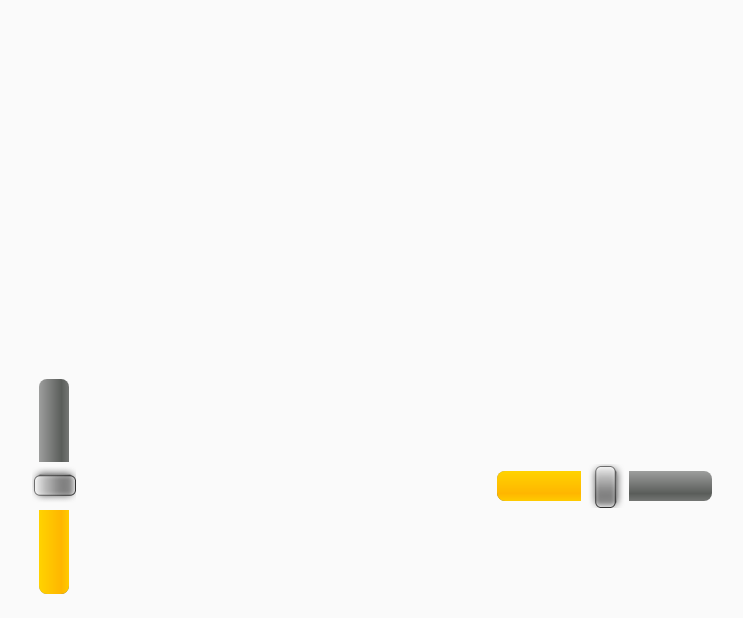
After one commit to Nyczuu/tank-controller, an Android app: the driverView screen opened directly, with no data from a screen before it, on a phone screen of 824 x 412 dp (held sideways). The commit adds this screen. Shown: the whole screen, without its empty margins (215-958 px from the left). Run offline under Robolectric (Android 15) with nearby library versions, the phone set to English and light mode, and no system bars.

Commit message:
Splits application into views Provides draft of driver view

```diff
--- /dev/null
+++ b/app/src/main/java/com/example/tank_controller/driverView.kt
@@ -0,0 +1,12 @@
+package com.example.tank_controller
+
+import androidx.appcompat.app.AppCompatActivity
+import android.os.Bundle
+
+class driverView : AppCompatActivity() {
+
+    override fun onCreate(savedInstanceState: Bundle?) {
+        super.onCreate(savedInstanceState)
+        setContentView(R.layout.activity_driver_view)
+    }
+}
--- /dev/null
+++ b/app/src/main/res/layout/activity_driver_view.xml
@@ -0,0 +1,43 @@
+<?xml version="1.0" encoding="utf-8"?>
+<LinearLayout xmlns:android="http://schemas.android.com/apk/res/android"
+    xmlns:app="http://schemas.android.com/apk/res-auto"
+    xmlns:tools="http://schemas.android.com/tools"
+    android:layout_width="match_parent"
+    android:layout_height="match_parent"
+    tools:context=".driverView">
+
+    <androidx.constraintlayout.widget.ConstraintLayout
+        android:layout_width="359dp"
+        android:layout_height="match_parent">
+
+        <SeekBar
+            android:id="@+id/moveForwardBackward"
+            style="@android:style/Widget.SeekBar"
+            android:layout_width="175dp"
+            android:layout_height="175dp"
+            android:max="100"
+            android:progress="50"
+            android:rotation="270"
+            app:layout_constraintBottom_toBottomOf="parent"
+            app:layout_constraintEnd_toEndOf="parent"
+            app:layout_constraintStart_toStartOf="parent" />
+    </androidx.constraintlayout.widget.ConstraintLayout>
+
+    <androidx.constraintlayout.widget.ConstraintLayout
+        android:layout_width="374dp"
+        android:layout_height="match_parent">
+
+        <SeekBar
+            android:id="@+id/moveLeftRight"
+            style="@android:style/Widget.SeekBar"
+            android:layout_width="175dp"
+            android:layout_height="175dp"
+            android:indeterminate="false"
+            android:max="100"
+            android:progress="50"
+            app:layout_constraintBottom_toBottomOf="parent"
+            app:layout_constraintEnd_toEndOf="parent"
+            app:layout_constraintStart_toStartOf="parent" />
+    </androidx.constraintlayout.widget.ConstraintLayout>
+
+</LinearLayout>
--- a/app/src/main/res/values/styles.xml
+++ b/app/src/main/res/values/styles.xml
@@ -1,7 +1,7 @@
 <resources>
 
     <!-- Base application theme. -->
-    <style name="AppTheme" parent="Theme.AppCompat.Light.DarkActionBar">
+    <style name="AppTheme" parent="Theme.AppCompat.Light.NoActionBar">
         <!-- Customize your theme here. -->
         <item name="colorPrimary">@color/colorPrimary</item>
         <item name="colorPrimaryDark">@color/colorPrimaryDark</item>
```
Also changed, not shown: app/src/main/AndroidManifest.xml (+4 -3 lines), app/src/main/java/com/example/tank_controller/MainActivity.kt (+20 -0 lines), app/src/main/java/com/example/tank_controller/settingsView.kt (added, +12 -0 lines), app/src/main/java/com/example/tank_controller/shooterView.kt (added, +12 -0 lines), app/src/main/res/layout/activity_main.xml (+37 -7 lines), app/src/main/res/layout/activity_settings_view.xml (added, +9 -0 lines), app/src/main/res/layout/activity_shooter_view.xml (added, +9 -0 lines).
